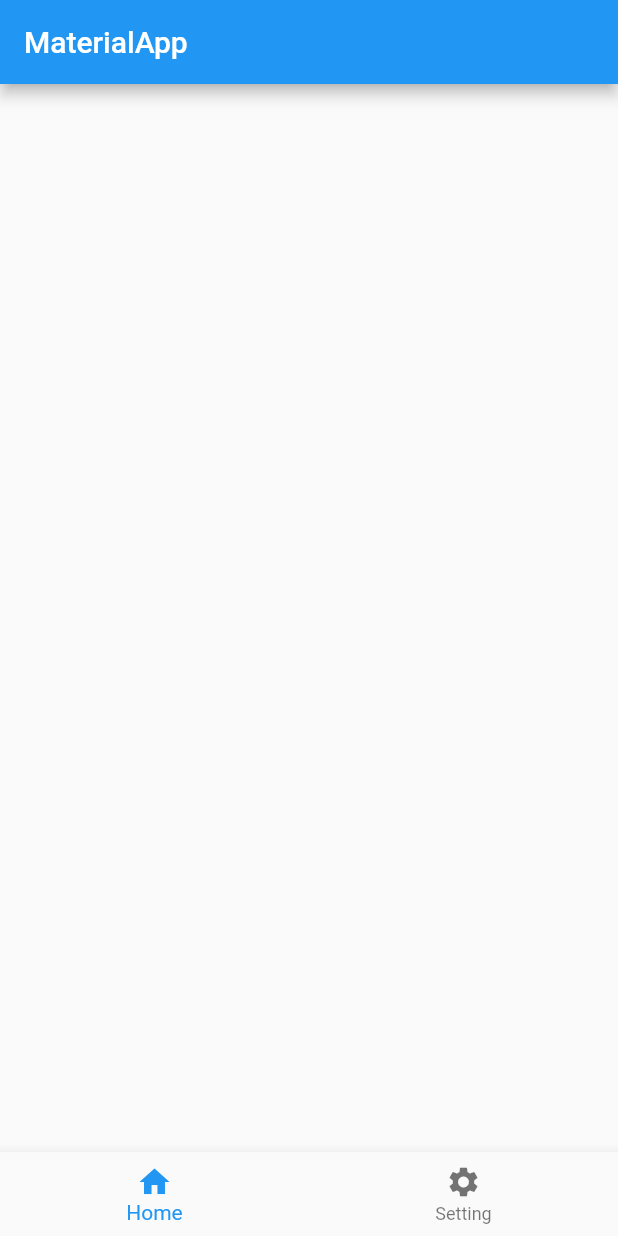
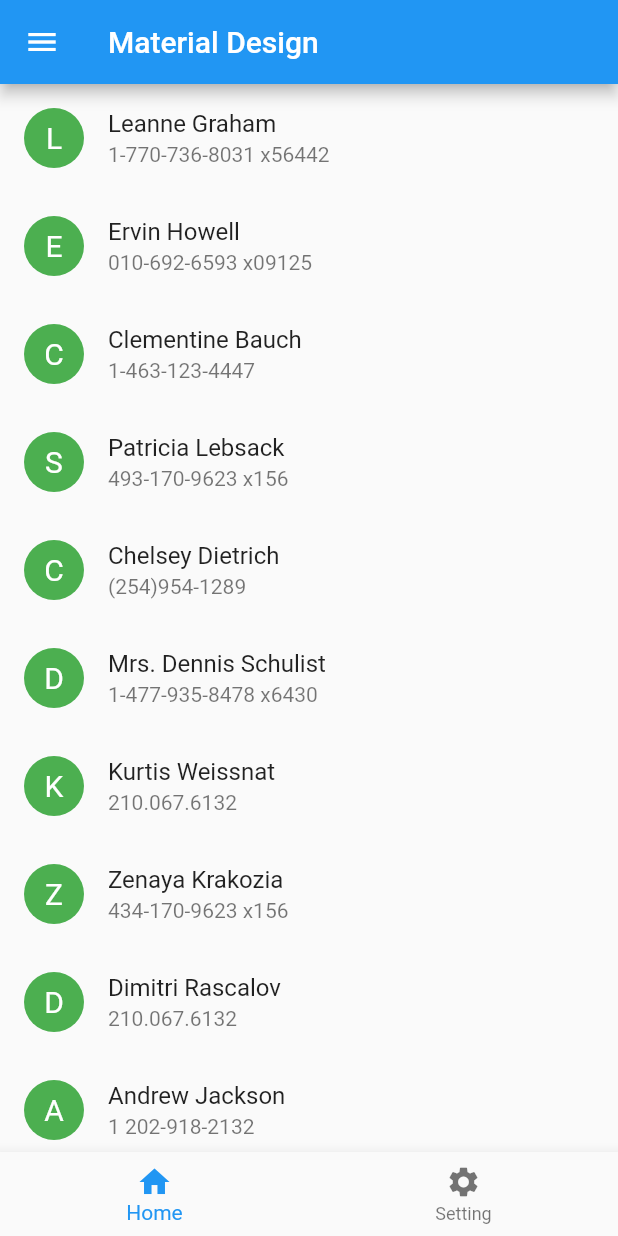
Before and after one commit to xhanalexander/AlterraAssignment, a Flutter app: the MatDes screen opened directly, on a phone screen of 412 x 824 dp. Run offline on Flutter 3.47's test engine with Material 2 defaults, Android fonts, the light colour scheme and no system bars; missing offline and left inert: flutter_initicon.

Commit message:
major task added

```diff
--- /dev/null
+++ b/13_Platform Widget and Layout/widgetsplat/lib/cupertHome.dart
@@ -0,0 +1,21 @@
+import 'package:flutter/cupertino.dart';
+import 'package:flutter/material.dart';
+
+class CupertinosDes extends StatelessWidget {
+  const CupertinosDes({super.key});
+
+  @override
+  Widget build(BuildContext context) {
+    return const CupertinoApp(
+      theme: CupertinoThemeData(brightness: Brightness.dark),
+      home: CupertinoPageScaffold(
+        navigationBar: CupertinoNavigationBar(
+          middle: Text('CupertinoApp'),
+        ),
+        child: Center(
+          child: Text("This is CupertinoApp", style: TextStyle(color: Colors.white60 ),)
+        ),
+      )
+    );
+  }
+}
--- a/13_Platform Widget and Layout/widgetsplat/lib/homepage.dart
+++ b/13_Platform Widget and Layout/widgetsplat/lib/homepage.dart
@@ -1,13 +1,33 @@
 import 'package:flutter/material.dart';
+import 'package:flutter_initicon/flutter_initicon.dart';
 
 class MatDes extends StatelessWidget {
-  const MatDes({super.key});
+  MatDes({super.key});
+
+  final List<Map<String, String>> contactList = [
+  {"avatar": "L", "name": "Leanne Graham", "phone": "1-770-736-8031 x56442"},
+  {"avatar": "E", "name": "Ervin Howell", "phone": "010-692-6593 x09125"},
+  {"avatar": "C", "name": "Clementine Bauch", "phone": "1-463-123-4447"},
+  {"avatar": "S", "name": "Patricia Lebsack", "phone": "493-170-9623 x156"},
+  {"avatar": "C", "name": "Chelsey Dietrich", "phone": "(254)954-1289"},
+  {"avatar": "D", "name": "Mrs. Dennis Schulist", "phone": "1-477-935-8478 x6430"},
+  {"avatar": "K", "name": "Kurtis Weissnat", "phone": "210.067.6132"},
+  {"avatar": "Z", "name": "Zenaya Krakozia", "phone": "434-170-9623 x156"},
+  {"avatar": "D", "name": "Dimitri Rascalov", "phone": "210.067.6132"},
+  {"avatar": "A", "name": "Andrew Jackson", "phone": "1 202-918-2132"},
+  {"avatar": "L", "name": "Lenny MccGuffins", "phone": "+1 224-734-2066"},
+  {"avatar": "T", "name": "Terry Collins", "phone": "+376 574 684"},
+  {"avatar": "E", "name": "Edward Longshank", "phone": "+44 7147 820408"},
+  {"avatar": "R", "name": "Raymond Bulgari", "phone": "+7 940 460-31-55"},
+  {"avatar": "R", "name": "Ryan Reynolds", "phone": "+1 217-360-8036"},
+  {"avatar": "A", "name": "Alfred Gustavo", "phone": "+1 217-360-8036"},
+  ];
 
   @override
   Widget build(BuildContext context) {
     return Scaffold(
       appBar: AppBar(
-        title: const Text("MaterialApp"),
+        title: const Text('Material Design'),
       ),
       bottomNavigationBar: BottomNavigationBar(
         items: const <BottomNavigationBarItem>[
@@ -21,6 +41,36 @@ class MatDes extends StatelessWidget {
           ),
         ],
       ),
+      drawer: Drawer(
+        child: ListView(
+          children: const [
+            ListTile(
+              leading: Icon(Icons.home),
+              title: Text('Home'),
+            ),
+            ListTile(
+              leading: Icon(Icons.settings),
+              title: Text('Setting'),
+            ),],
+        )
+      ),
+      body: ListView.builder(                         // https://www.geeksforgeeks.org/listview-builder-in-flutter/
+        itemCount: contactList.length,
+        itemBuilder: (BuildContext context, int i) {
+          final contact = contactList[i];
+          return ListTile(
+            leading: CircleAvatar(
+              backgroundColor: Colors.green,
+              radius: 20,
+              child: Text(
+                contact["avatar"]!,
+                style: const TextStyle(color: Colors.white, fontSize: 20),
+              ),
+            ),
+            title: Text(contact["name"]!),
+            subtitle: Text(contact["phone"]!),
+          );},
+      ),
     );
   }
 }
--- a/13_Platform Widget and Layout/widgetsplat/lib/main.dart
+++ b/13_Platform Widget and Layout/widgetsplat/lib/main.dart
@@ -1,5 +1,8 @@
 import 'package:flutter/material.dart';
+import 'package:flutter/cupertino.dart';
 import 'homepage.dart';
+import 'cupertHome.dart';
+import 'explores.dart';
 
 void main() {
   runApp(const MyApp());
@@ -11,12 +14,22 @@ class MyApp extends StatelessWidget {
   @override
   Widget build(BuildContext context) {
     return MaterialApp(
-      home: const Scaffold(
-        body: MatDes()
+      debugShowCheckedModeBanner: false,
+      home: Scaffold(
+        body:  MyApssFlu()
       ),
       darkTheme: ThemeData(
-        brightness: Brightness.dark,
+        brightness: Brightness.light,
       ),
     );
   }
+
+/*
+  @override
+  Widget build(BuildContext context) {
+    return const CupertinoApp(
+      home: CupertinosDes()
+    );
+  }
+ */
 }
--- a/13_Platform Widget and Layout/widgetsplat/pubspec.yaml
+++ b/13_Platform Widget and Layout/widgetsplat/pubspec.yaml
@@ -35,6 +35,7 @@ dependencies:
   # The following adds the Cupertino Icons font to your application.
   # Use with the CupertinoIcons class for iOS style icons.
   cupertino_icons: ^1.0.2
+  flutter_initicon: ^3.0.0+1
 
 dev_dependencies:
   flutter_test:
```
Also changed, not shown: 13_Platform Widget and Layout/widgetsplat/lib/explores.dart (added, +66 -0 lines), 13_Platform Widget and Layout/widgetsplat/pubspec.lock, 3 other files.
